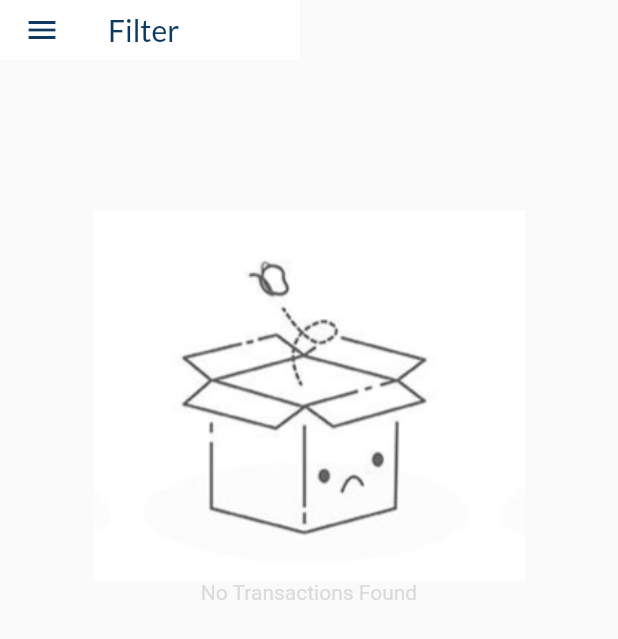
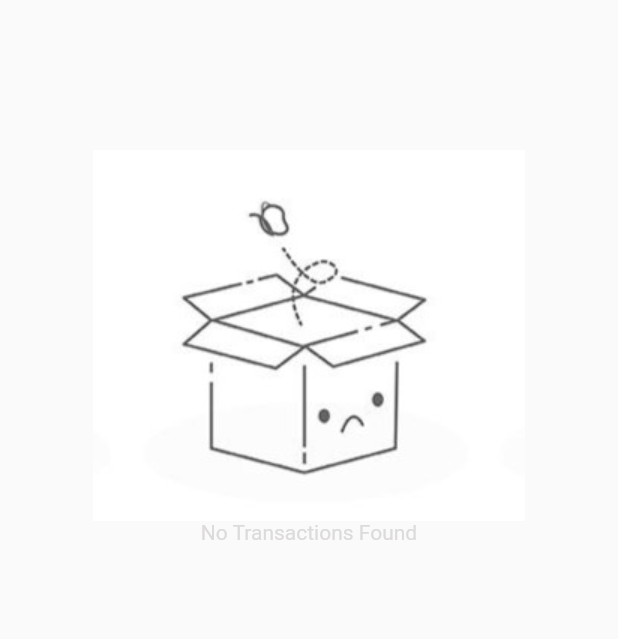
Before and after one commit to vivek-vivek/Pocket-Version-2.O, a Flutter app: the AllGraph screen opened directly, on a phone screen of 412 x 824 dp. Shown: the top 639 px of the screen. Run offline on Flutter 3.47's test engine with Material 2 defaults, Android fonts, the phone set to English and light mode, and no system bars; our stand-ins replace flutter_slidable, google_fonts, hive, hive_flutter, syncfusion_flutter_charts; missing offline and left inert: rolling_bottom_bar, splash_screen_view; accounts and stored records are empty; statements that could not run were skipped.

Commit message:
last Commit

```diff
--- a/lib/Controller/filter_controller.dart
+++ b/lib/Controller/filter_controller.dart
@@ -129,8 +129,8 @@ class Filter {
                 datePicked.start.subtract(
                   const Duration(days: 1),
                 ),
-              ) ||
-              modalTransaction.date.isAfter(
+              ) &&
+              modalTransaction.date.isBefore(
                 datePicked.end.add(
                   const Duration(days: 1),
                 ),
--- a/lib/Screens/Graph/Graphs/all.dart
+++ b/lib/Screens/Graph/Graphs/all.dart
@@ -1,11 +1,11 @@
 import 'package:budgetory_v1/DB/transaction_db_f.dart';
 import 'package:flutter/material.dart';
-import 'package:google_fonts/google_fonts.dart';
 import 'package:syncfusion_flutter_charts/charts.dart';
 import '../../../DataBase/Models/ModalTransaction/transaction_modal.dart';
 import '../../../colors/color.dart';
 import '../../../controller/filter_array.dart';
-import '../../../controller/filter_controller.dart';
+
+GlobalKey<ScaffoldState> newContext = GlobalKey();
 
 class AllGraph extends StatefulWidget {
   const AllGraph({super.key});
@@ -16,160 +16,24 @@ class AllGraph extends StatefulWidget {
 
 class _AllGraphState extends State<AllGraph> {
   @override
+  void initState() {
+    modalDummy = TransactionDB.instance.transactionListNotifier.value;
+    super.initState();
+  }
+
+  @override
   Widget build(BuildContext context) {
     final List<TransactionModal> chartData;
     chartData = TransactionDB.instance.transactionListNotifier.value;
     return Scaffold(
-      drawer: Drawer(
-        child: Padding(
-          padding: const EdgeInsets.all(8.0),
-          child: ListView(
-            children: [
-              Row(
-                children: [
-                  // ~Today expence
 
-                  ElevatedButton(
-                    clipBehavior: Clip.none,
-                    onPressed: () {
-                      setState(() {
-                        modalDummy =
-                            TransactionDB.instance.todayIncomeNotifier.value;
-                      });
-                    },
-                    style: ElevatedButton.styleFrom(
-                        backgroundColor: colorId.btnColor),
-                    child: Text(
-                      "Today ",
-                      style: GoogleFonts.lato(
-                        textStyle: TextStyle(
-                            color: colorId.white,
-                            fontWeight: FontWeight.w400,
-                            fontSize: 15.00),
-                      ),
-                    ),
-                  ),
-                  const SizedBox(width: 10),
-                  // ~all expence
-
-                  ElevatedButton(
-                    clipBehavior: Clip.none,
-                    onPressed: () {
-                      setState(() {
-                        modalDummy =
-                            TransactionDB.instance.IncomeNotifier.value;
-                      });
-                    },
-                    style: ElevatedButton.styleFrom(
-                        backgroundColor:
-                            const Color.fromARGB(255, 55, 114, 146)),
-                    child: Text(
-                      "All",
-                      style: GoogleFonts.lato(
-                        textStyle: TextStyle(
-                            color: colorId.white,
-                            fontWeight: FontWeight.w400,
-                            fontSize: 15.00),
-                      ),
-                    ),
-                  ),
-                ],
-              ),
-              Padding(
-                padding: const EdgeInsets.only(right: 205.000, bottom: 8),
-                child: Text(
-                  "Monthly",
-                  style: GoogleFonts.lato(
-                    textStyle: TextStyle(
-                        color: colorId.btnColor,
-                        fontWeight: FontWeight.w400,
-                        fontSize: 20.00),
-                  ),
-                ),
-              ),
-              Container(
-                height: 170.00,
-                decoration: BoxDecoration(
-                    color: colorId.lightBlue,
-                    borderRadius: const BorderRadius.all(Radius.circular(20))),
-                child: GridView.builder(
-                  shrinkWrap: true,
-                  physics: const ScrollPhysics(),
-                  itemCount: filterArray.monthList.length,
-                  gridDelegate: const SliverGridDelegateWithFixedCrossAxisCount(
-                      crossAxisCount: 5),
-                  itemBuilder: (context, index) {
-                    final i = index;
-                    return Padding(
-                      padding: const EdgeInsets.all(8.0),
-                      child: Container(
-                        decoration: BoxDecoration(
-                            color: colorId.veryLightGrey,
-                            borderRadius: BorderRadius.circular(20)),
-                        child: TextButton(
-                          onPressed: () async {
-                            setState(
-                              () {
-                                try {
-                                  final customMonth =
-                                      filterArray.newMonthList[i];
-                                  Filter.instance.filterTransactionFunction(
-                                      customMonth: customMonth);
-                                  modalDummy = Filter
-                                      .instance.incomeMonthlyNotifier.value;
-                                } catch (e) {
-                                  print("🚫 in  month choosing \n $e");
-                                } finally {
-                                  Navigator.of(context).pop();
-                                }
-                              },
-                            );
-                          },
-                          child: Text(
-                            filterArray.monthList[index],
-                            style: GoogleFonts.lato(
-                              textStyle: TextStyle(
-                                  color: colorId.btnColor,
-                                  fontWeight: FontWeight.bold),
-                            ),
-                          ),
-                        ),
-                      ),
-                    );
-                  },
-                ),
-              ),
-              Divider(color: colorId.veryLightGrey),
-              Container(
-                height: 600.000,
-                decoration: BoxDecoration(color: colorId.veryLightGrey),
-              )
-            ],
-          ),
-        ),
-      ),
       body: Column(
         children: [
-          Row(
-            children: [
-              SizedBox(
-                height: 40.00,
-                width: 200.00,
-                child: AppBar(
-                  iconTheme: IconThemeData(color: colorId.btnColor),
-                  elevation: 0,
-                  backgroundColor: colorId.white,
-                  title: Text(
-                    "Filter",
-                    style: GoogleFonts.lato(
-                      textStyle: TextStyle(
-                          color: colorId.btnColor, fontWeight: FontWeight.w400),
-                    ),
-                  ),
-                ),
-              ),
-            ],
-          ),
+         Row(
+          mainAxisAlignment: MainAxisAlignment.end,
+          children: [
+
+          ]),
           Padding(
             padding: const EdgeInsets.only(top: 100.00),
             child: ValueListenableBuilder(
```
Also changed, not shown: lib/Controller/monthly_controler.dart (+66 -87 lines), lib/Screens/all_transaction_screen/home_screen/main_screen/filterd_trasnaction.dart (line endings or trailing spaces).
